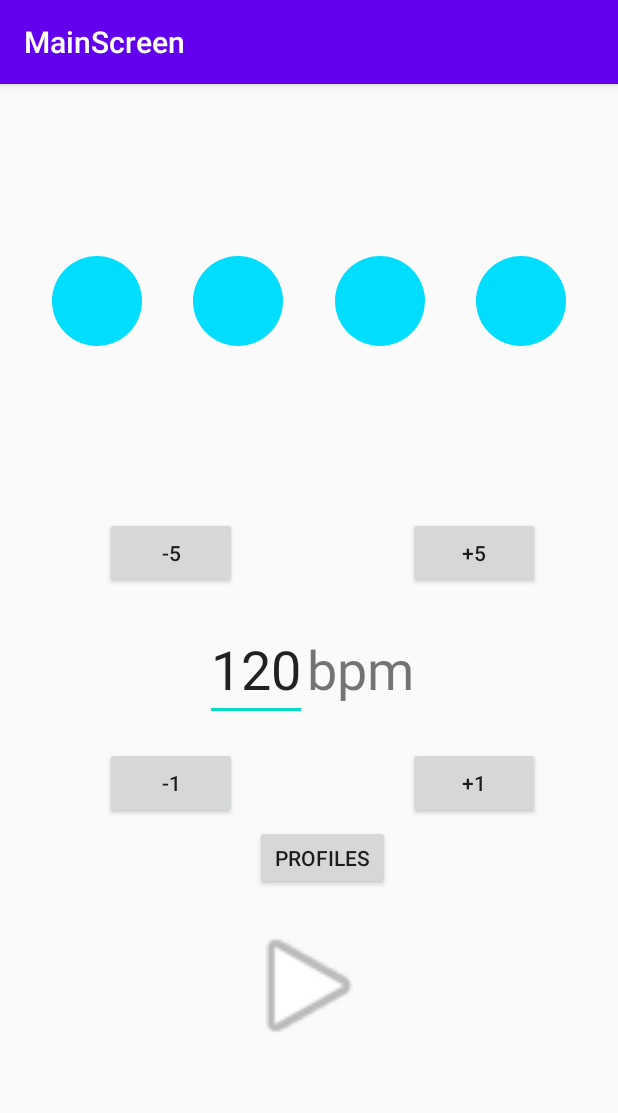
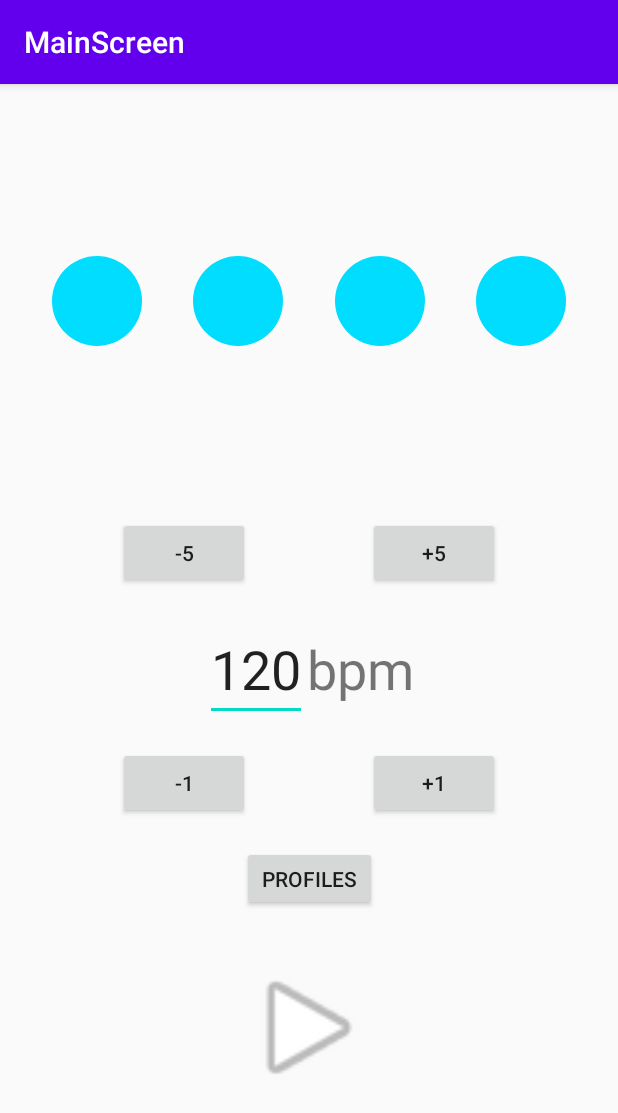
Before and after one commit to faelb/metronomus, an Android app: the screen it shows after launch (MainActivity), on a phone screen of 412 x 824 dp. Shown: the top 1113 px of the screen. Run offline under Robolectric (Android 15) with nearby library versions, the phone set to English and light mode, and no system bars; our stand-ins replace Timber, data binding, navigation-ui; Roboto replaces fonts that are not available here.

Commit message:
centered all the stuff

```diff
--- a/app/src/main/java/enko/felber/metronomus/TestFragment.kt
+++ /dev/null
@@ -1,22 +0,0 @@
-package enko.felber.metronomus
-
-import android.os.Bundle
-import androidx.fragment.app.Fragment
-import android.view.LayoutInflater
-import android.view.View
-import android.view.ViewGroup
-
-/**
- * A simple [Fragment] subclass.
- */
-class TestFragment : Fragment() {
-
-    override fun onCreateView(
-        inflater: LayoutInflater, container: ViewGroup?,
-        savedInstanceState: Bundle?
-    ): View? {
-        // Inflate the layout for this fragment
-        return inflater.inflate(R.layout.fragment_test, container, false)
-    }
-
-}
--- a/app/src/main/res/layout/fragment_main_screen.xml
+++ b/app/src/main/res/layout/fragment_main_screen.xml
@@ -48,8 +48,8 @@
             android:layout_height="wrap_content"
             android:text="@string/buttonTextMinusOne"
             app:layout_constraintBottom_toBottomOf="parent"
-            app:layout_constraintEnd_toEndOf="parent"
-            app:layout_constraintHorizontal_bias="0.216"
+            app:layout_constraintEnd_toStartOf="@+id/buttonPlusOne"
+            app:layout_constraintHorizontal_bias="0.5"
             app:layout_constraintStart_toStartOf="parent"
             app:layout_constraintTop_toTopOf="parent"
             app:layout_constraintVertical_bias="0.614" />
@@ -60,8 +60,8 @@
             android:layout_height="wrap_content"
             android:text="@string/buttonTextMinusFive"
             app:layout_constraintBottom_toBottomOf="parent"
-            app:layout_constraintEnd_toEndOf="parent"
-            app:layout_constraintHorizontal_bias="0.216"
+            app:layout_constraintEnd_toStartOf="@+id/buttonPlusFive"
+            app:layout_constraintHorizontal_bias="0.5"
             app:layout_constraintStart_toStartOf="parent"
             app:layout_constraintTop_toTopOf="parent"
             app:layout_constraintVertical_bias="0.401" />
@@ -73,8 +73,8 @@
             android:text="@string/buttonTextPlusOne"
             app:layout_constraintBottom_toBottomOf="parent"
             app:layout_constraintEnd_toEndOf="parent"
-            app:layout_constraintHorizontal_bias="0.839"
-            app:layout_constraintStart_toStartOf="parent"
+            app:layout_constraintHorizontal_bias="0.5"
+            app:layout_constraintStart_toEndOf="@+id/buttonMinusOne"
             app:layout_constraintTop_toTopOf="parent"
             app:layout_constraintVertical_bias="0.614" />
 
@@ -85,8 +85,8 @@
             android:text="@string/buttonTextPlusFive"
             app:layout_constraintBottom_toBottomOf="parent"
             app:layout_constraintEnd_toEndOf="parent"
-            app:layout_constraintHorizontal_bias="0.839"
-            app:layout_constraintStart_toStartOf="parent"
+            app:layout_constraintHorizontal_bias="0.5"
+            app:layout_constraintStart_toEndOf="@+id/buttonMinusFive"
             app:layout_constraintTop_toTopOf="parent"
             app:layout_constraintVertical_bias="0.401" />
 
@@ -97,8 +97,7 @@
             app:layout_constraintBottom_toBottomOf="parent"
             app:layout_constraintEnd_toEndOf="parent"
             app:layout_constraintStart_toStartOf="parent"
-            app:layout_constraintTop_toTopOf="parent"
-            app:layout_constraintVertical_bias="0.821"
+            app:layout_constraintTop_toBottomOf="@+id/buttonPlusOne"
             app:srcCompat="@android:drawable/ic_media_play" />
 
         <ImageView
@@ -109,8 +108,7 @@
             app:layout_constraintBottom_toBottomOf="parent"
             app:layout_constraintEnd_toEndOf="parent"
             app:layout_constraintStart_toStartOf="parent"
-            app:layout_constraintTop_toTopOf="parent"
-            app:layout_constraintVertical_bias="0.821"
+            app:layout_constraintTop_toBottomOf="@+id/buttonPlusOne"
             app:srcCompat="@android:drawable/ic_media_pause"
             tools:visibility="gone" />
 
```
